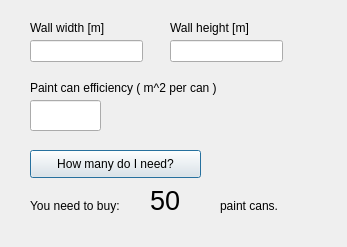
Old version of the form window.ui in the repository bartoszpogoda/academic-py-painter-assistant.
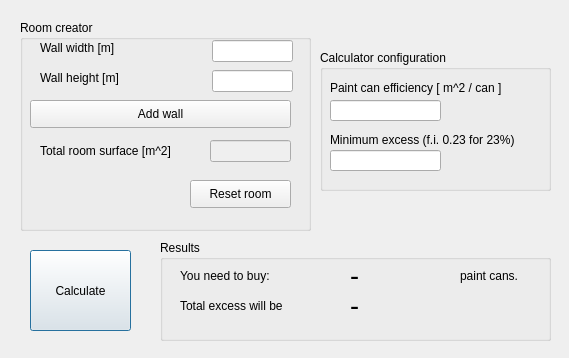
New version of the form.

Patch:
```diff
--- a/window.ui
+++ b/window.ui
@@ -6,138 +6,286 @@
    <rect>
     <x>0</x>
     <y>0</y>
-    <width>347</width>
-    <height>247</height>
+    <width>569</width>
+    <height>358</height>
    </rect>
   </property>
   <property name="windowTitle">
    <string>Dialog</string>
   </property>
-  <widget class="QLineEdit" name="tbHeight">
-   <property name="geometry">
-    <rect>
-     <x>170</x>
-     <y>40</y>
-     <width>113</width>
-     <height>22</height>
-    </rect>
-   </property>
-  </widget>
-  <widget class="QLabel" name="lblResult">
-   <property name="geometry">
-    <rect>
-     <x>150</x>
-     <y>180</y>
-     <width>71</width>
-     <height>41</height>
-    </rect>
-   </property>
-   <property name="font">
-    <font>
-     <pointsize>20</pointsize>
-    </font>
-   </property>
-   <property name="text">
-    <string>50</string>
-   </property>
-  </widget>
-  <widget class="QLabel" name="label_4">
-   <property name="geometry">
-    <rect>
-     <x>30</x>
-     <y>190</y>
-     <width>131</width>
-     <height>31</height>
-    </rect>
-   </property>
-   <property name="text">
-    <string>You need to buy: </string>
-   </property>
-  </widget>
-  <widget class="QLineEdit" name="tbEfficiency">
-   <property name="geometry">
-    <rect>
-     <x>30</x>
-     <y>100</y>
-     <width>71</width>
-     <height>31</height>
-    </rect>
-   </property>
-  </widget>
-  <widget class="QLabel" name="label_6">
-   <property name="geometry">
-    <rect>
-     <x>220</x>
-     <y>190</y>
-     <width>81</width>
-     <height>31</height>
-    </rect>
-   </property>
-   <property name="text">
-    <string>paint cans.</string>
-   </property>
-  </widget>
-  <widget class="QLabel" name="label_2">
-   <property name="geometry">
-    <rect>
-     <x>170</x>
-     <y>20</y>
-     <width>111</width>
-     <height>16</height>
-    </rect>
-   </property>
-   <property name="text">
-    <string>Wall height [m]</string>
-   </property>
-  </widget>
-  <widget class="QLineEdit" name="tbWidth">
-   <property name="geometry">
-    <rect>
-     <x>30</x>
-     <y>40</y>
-     <width>113</width>
-     <height>22</height>
-    </rect>
-   </property>
-  </widget>
-  <widget class="QLabel" name="label_3">
-   <property name="geometry">
-    <rect>
-     <x>30</x>
-     <y>80</y>
-     <width>211</width>
-     <height>16</height>
-    </rect>
-   </property>
-   <property name="text">
-    <string>Paint can efficiency ( m^2 per can )</string>
-   </property>
-  </widget>
   <widget class="QPushButton" name="btnCalculate">
    <property name="geometry">
     <rect>
      <x>30</x>
-     <y>150</y>
-     <width>171</width>
-     <height>28</height>
+     <y>250</y>
+     <width>101</width>
+     <height>81</height>
     </rect>
    </property>
    <property name="text">
-    <string>How many do I need?</string>
+    <string>Calculate</string>
    </property>
   </widget>
-  <widget class="QLabel" name="label_7">
+  <widget class="QGroupBox" name="groupBox">
    <property name="geometry">
     <rect>
-     <x>30</x>
+     <x>20</x>
      <y>20</y>
-     <width>111</width>
-     <height>16</height>
+     <width>291</width>
+     <height>211</height>
     </rect>
    </property>
-   <property name="text">
-    <string>Wall width [m]</string>
+   <property name="autoFillBackground">
+    <bool>false</bool>
    </property>
+   <property name="title">
+    <string>Room creator</string>
+   </property>
+   <widget class="QLabel" name="label_7">
+    <property name="geometry">
+     <rect>
+      <x>20</x>
+      <y>20</y>
+      <width>111</width>
+      <height>16</height>
+     </rect>
+    </property>
+    <property name="text">
+     <string>Wall width [m]</string>
+    </property>
+   </widget>
+   <widget class="QLineEdit" name="tbWidth">
+    <property name="geometry">
+     <rect>
+      <x>192</x>
+      <y>20</y>
+      <width>81</width>
+      <height>22</height>
+     </rect>
+    </property>
+   </widget>
+   <widget class="QLabel" name="label_2">
+    <property name="geometry">
+     <rect>
+      <x>20</x>
+      <y>50</y>
+      <width>111</width>
+      <height>16</height>
+     </rect>
+    </property>
+    <property name="text">
+     <string>Wall height [m]</string>
+    </property>
+   </widget>
+   <widget class="QLineEdit" name="tbHeight">
+    <property name="geometry">
+     <rect>
+      <x>192</x>
+      <y>50</y>
+      <width>81</width>
+      <height>22</height>
+     </rect>
+    </property>
+   </widget>
+   <widget class="QPushButton" name="btnAddWall">
+    <property name="geometry">
+     <rect>
+      <x>10</x>
+      <y>80</y>
+      <width>261</width>
+      <height>28</height>
+     </rect>
+    </property>
+    <property name="text">
+     <string>Add wall</string>
+    </property>
+   </widget>
+   <widget class="QLabel" name="label_8">
+    <property name="geometry">
+     <rect>
+      <x>20</x>
+      <y>110</y>
+      <width>151</width>
+      <height>41</height>
+     </rect>
+    </property>
+    <property name="text">
+     <string>Total room surface [m^2]</string>
+    </property>
+   </widget>
+   <widget class="QLineEdit" name="tbTotalSurface">
+    <property name="enabled">
+     <bool>false</bool>
+    </property>
+    <property name="geometry">
+     <rect>
+      <x>190</x>
+      <y>120</y>
+      <width>81</width>
+      <height>22</height>
+     </rect>
+    </property>
+   </widget>
+   <widget class="QPushButton" name="btnResetRoom">
+    <property name="geometry">
+     <rect>
+      <x>170</x>
+      <y>160</y>
+      <width>101</width>
+      <height>28</height>
+     </rect>
+    </property>
+    <property name="text">
+     <string>Reset room</string>
+    </property>
+   </widget>
+  </widget>
+  <widget class="QGroupBox" name="groupBox_2">
+   <property name="geometry">
+    <rect>
+     <x>320</x>
+     <y>50</y>
+     <width>231</width>
+     <height>141</height>
+    </rect>
+   </property>
+   <property name="title">
+    <string>Calculator configuration</string>
+   </property>
+   <widget class="QLabel" name="label_3">
+    <property name="geometry">
+     <rect>
+      <x>10</x>
+      <y>30</y>
+      <width>211</width>
+      <height>16</height>
+     </rect>
+    </property>
+    <property name="text">
+     <string>Paint can efficiency [ m^2 / can ]</string>
+    </property>
+   </widget>
+   <widget class="QLineEdit" name="tbEfficiency">
+    <property name="geometry">
+     <rect>
+      <x>10</x>
+      <y>50</y>
+      <width>111</width>
+      <height>21</height>
+     </rect>
+    </property>
+   </widget>
+   <widget class="QLabel" name="label">
+    <property name="geometry">
+     <rect>
+      <x>10</x>
+      <y>80</y>
+      <width>231</width>
+      <height>20</height>
+     </rect>
+    </property>
+    <property name="text">
+     <string>Minimum excess (f.i. 0.23 for 23%)</string>
+    </property>
+   </widget>
+   <widget class="QLineEdit" name="tbMinExcess">
+    <property name="geometry">
+     <rect>
+      <x>10</x>
+      <y>100</y>
+      <width>111</width>
+      <height>21</height>
+     </rect>
+    </property>
+   </widget>
+  </widget>
+  <widget class="QGroupBox" name="groupBox_3">
+   <property name="geometry">
+    <rect>
+     <x>160</x>
+     <y>240</y>
+     <width>391</width>
+     <height>101</height>
+    </rect>
+   </property>
+   <property name="title">
+    <string>Results</string>
+   </property>
+   <widget class="QLabel" name="label_4">
+    <property name="geometry">
+     <rect>
+      <x>20</x>
+      <y>20</y>
+      <width>131</width>
+      <height>31</height>
+     </rect>
+    </property>
+    <property name="text">
+     <string>You need to buy: </string>
+    </property>
+   </widget>
+   <widget class="QLabel" name="label_5">
+    <property name="geometry">
+     <rect>
+      <x>20</x>
+      <y>50</y>
+      <width>131</width>
+      <height>31</height>
+     </rect>
+    </property>
+    <property name="text">
+     <string>Total excess will be</string>
+    </property>
+   </widget>
+   <widget class="QLabel" name="lblResult">
+    <property name="geometry">
+     <rect>
+      <x>190</x>
+      <y>20</y>
+      <width>151</width>
+      <height>31</height>
+     </rect>
+    </property>
+    <property name="font">
+     <font>
+      <pointsize>20</pointsize>
+     </font>
+    </property>
+    <property name="text">
+     <string>-</string>
+    </property>
+   </widget>
+   <widget class="QLabel" name="lblExcessResult">
+    <property name="geometry">
+     <rect>
+      <x>190</x>
+      <y>50</y>
+      <width>141</width>
+      <height>31</height>
+     </rect>
+    </property>
+    <property name="font">
+     <font>
+      <pointsize>20</pointsize>
+     </font>
+    </property>
+    <property name="text">
+     <string>-</string>
+    </property>
+   </widget>
+   <widget class="QLabel" name="label_6">
+    <property name="geometry">
+     <rect>
+      <x>300</x>
+      <y>20</y>
+      <width>81</width>
+      <height>31</height>
+     </rect>
+    </property>
+    <property name="text">
+     <string>paint cans.</string>
+    </property>
+   </widget>
   </widget>
  </widget>
  <resources/>
```
